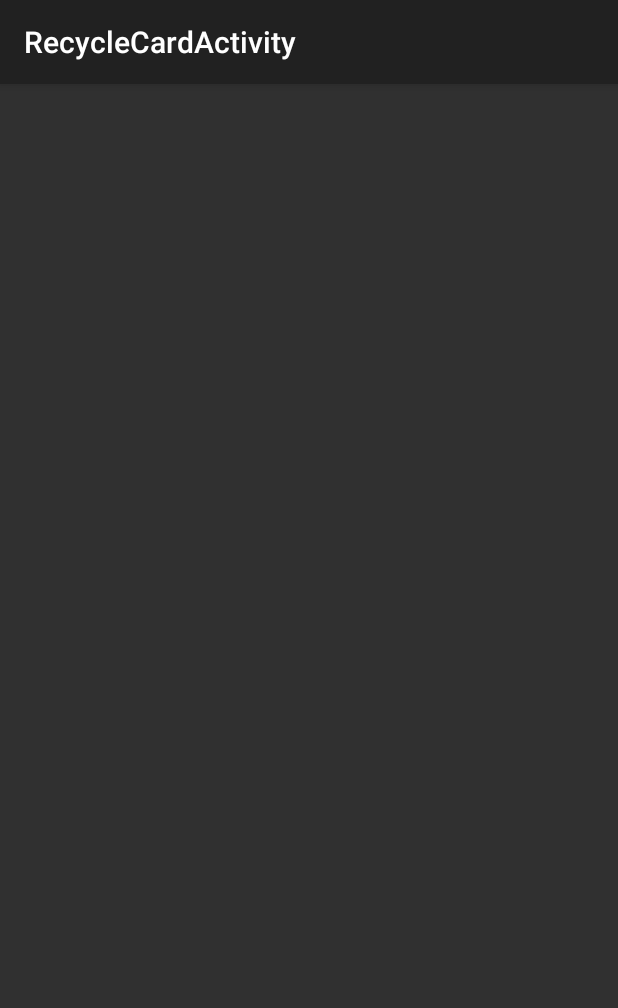
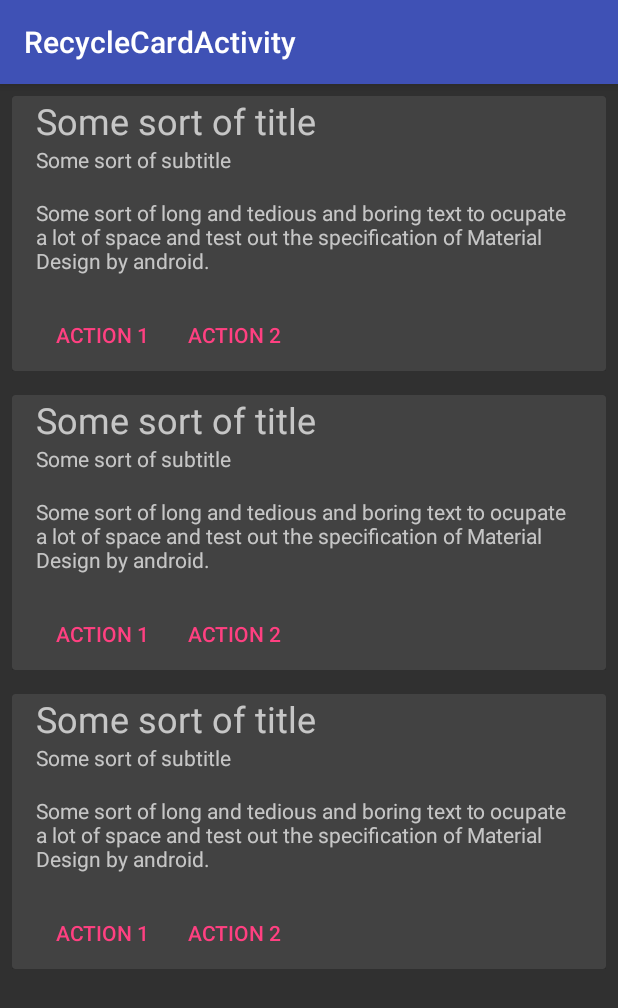
Before and after one commit to danielulrik/MaterialDesignLessons, an Android app: the RecycleCardActivity screen opened directly, with no data from a screen before it, on a phone screen of 412 x 824 dp. Shown: the top 1008 px of the screen. Run offline under Robolectric (Android 15) with nearby library versions, the phone set to English and light mode, and no system bars.

Commit message:
Recycler

```diff
--- a/app/src/main/java/versamobileope/versa/com/br/materialdesignlessons/list/MyAdapter.java
+++ b/app/src/main/java/versamobileope/versa/com/br/materialdesignlessons/list/MyAdapter.java
@@ -2,7 +2,9 @@ package versamobileope.versa.com.br.materialdesignlessons.list;
 
 import android.support.v7.widget.RecyclerView;
 import android.view.LayoutInflater;
+import android.view.View;
 import android.view.ViewGroup;
+import android.widget.LinearLayout;
 import android.widget.TextView;
 
 import versamobileope.versa.com.br.materialdesignlessons.R;
@@ -27,7 +29,7 @@ public class MyAdapter extends RecyclerView.Adapter<MyAdapter.ViewHolder> {
     public MyAdapter.ViewHolder onCreateViewHolder(ViewGroup parent,
                                                    int viewType) {
         // create a new view
-        TextView v = (TextView) LayoutInflater.from(parent.getContext()).inflate(R.layout.card_view, parent, false);
+        View v =  LayoutInflater.from(parent.getContext()).inflate(R.layout.card_view, parent, false);
         // set the view's size, margins, paddings and layout parameters
 
         ViewHolder vh = new ViewHolder(v);
@@ -39,7 +41,7 @@ public class MyAdapter extends RecyclerView.Adapter<MyAdapter.ViewHolder> {
     public void onBindViewHolder(ViewHolder holder, int position) {
         // - get element from your dataset at this position
         // - replace the contents of the view with that element
-        holder.mTextView.setText(mDataset[position]);
+        // holder.mTextView.setText(mDataset[position]);
 
     }
 
@@ -54,8 +56,8 @@ public class MyAdapter extends RecyclerView.Adapter<MyAdapter.ViewHolder> {
     // you provide access to all the views for a data item in a view holder
     public static class ViewHolder extends RecyclerView.ViewHolder {
         // each data item is just a string in this case
-        public TextView mTextView;
-        public ViewHolder(TextView v) {
+        public View mTextView;
+        public ViewHolder(View v) {
             super(v);
             mTextView = v;
         }
--- a/app/src/main/java/versamobileope/versa/com/br/materialdesignlessons/list/RecycleCardActivity.java
+++ b/app/src/main/java/versamobileope/versa/com/br/materialdesignlessons/list/RecycleCardActivity.java
@@ -27,6 +27,7 @@ public class RecycleCardActivity extends AppCompatActivity {
         // use a linear layout manager
         mLayoutManager = new LinearLayoutManager(this);
         mRecyclerView.setLayoutManager(mLayoutManager);
+        mRecyclerView.setAdapter(new MyAdapter(new String[]{"Item 1", "Item 2", "Item 3"}));
     }
 
 }
--- a/app/src/main/res/values/styles.xml
+++ b/app/src/main/res/values/styles.xml
@@ -1,7 +1,7 @@
 <resources>
 
     <!-- Base application theme. -->
-    <style name="AppTheme" parent="android:Theme.Material">
+    <style name="AppTheme" parent="Theme.AppCompat">
         <!-- Customize your theme here. -->
         <item name="colorPrimary">@color/colorPrimary</item>
         <item name="colorPrimaryDark">@color/colorPrimaryDark</item>
```
